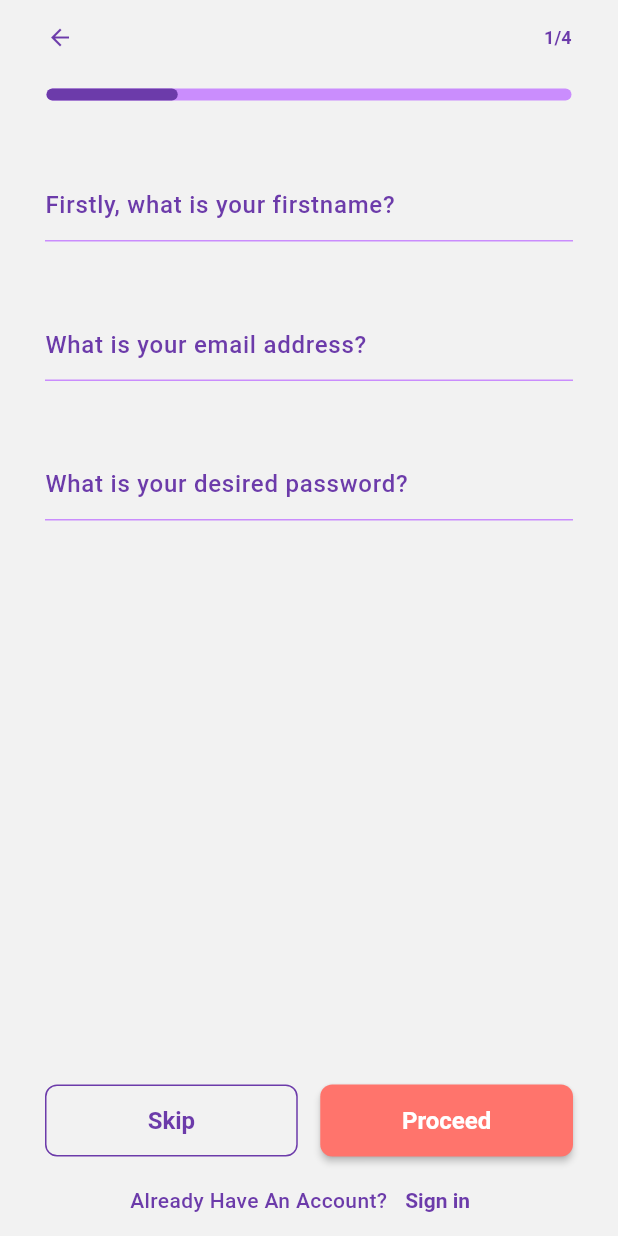
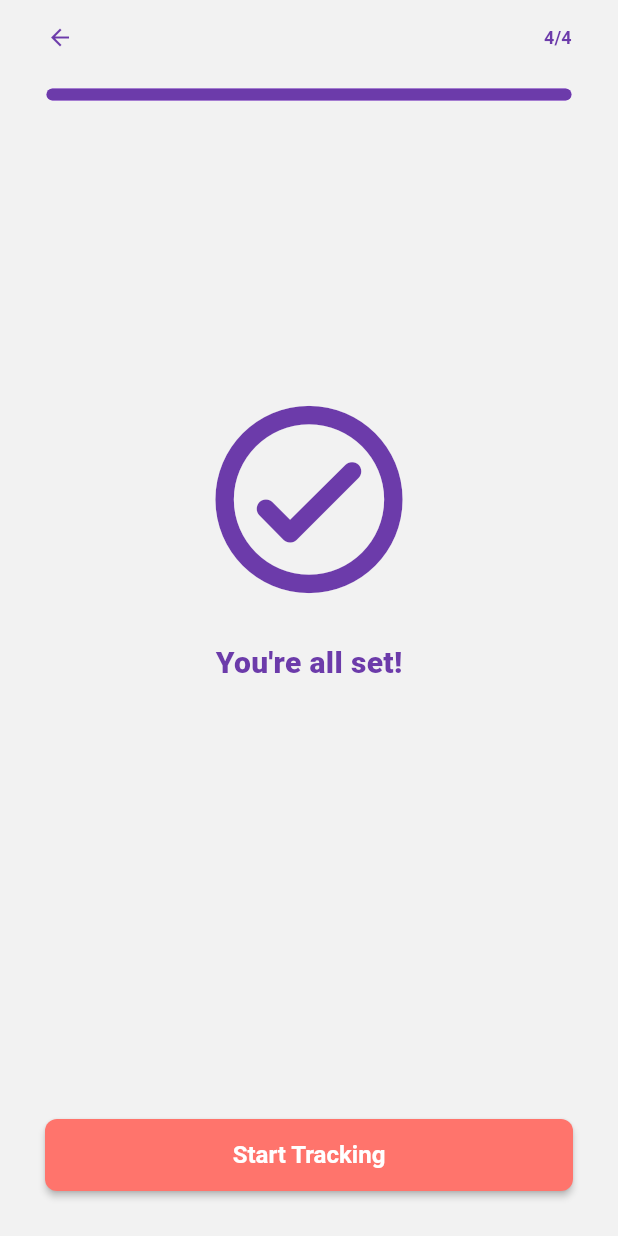
Before and after one commit to Vader-Femi/Habitar, a Flutter app: the SignUp screen opened by its route, after a tap on "Skip", on a phone screen of 412 x 824 dp. Run offline on Flutter 3.47's test engine with Material 3 defaults, Android fonts, the phone set to English and light mode, and no system bars; our stand-ins replace dartz, dio, flutter_bloc, flutter_svg, get_it, hydrated_bloc; Roboto replaces fonts that are missing (Domine, Satoshi).

Commit message:
Day 7 of the Habit Tracker app
Today was a bit of cleanup, and I completed the UI for the 4th sign up screen.
I don't particularly like the way it looks so I will probably update it later

```diff
--- a/lib/config/routes/AppRoutes.dart
+++ b/lib/config/routes/AppRoutes.dart
@@ -3,6 +3,7 @@ import 'package:myapplication/features/auth/presentation/pages/add_a_habit.dart'
 import 'package:myapplication/features/auth/presentation/pages/habit_reminder_time.dart';
 import 'package:myapplication/features/home/presentation/pages/home_page.dart';
 import 'package:myapplication/features/splash/presentation/pages/splash.dart';
+import '../../features/auth/presentation/pages/all_set.dart';
 import '../../features/auth/presentation/pages/get_started.dart';
 import '../../features/auth/presentation/pages/signin.dart';
 import '../../features/auth/presentation/pages/signup.dart';
@@ -29,6 +30,9 @@ class AppRoutes {
       case '/SetFirstHabitReminder':
         return _materialRoute(const HabitReminderTime());
 
+      case '/AllSet':
+        return _materialRoute(const AllSet());
+
       case '/Home':
         return _materialRoute(const HomePage());
 
--- a/lib/features/auth/presentation/pages/add_a_habit.dart
+++ b/lib/features/auth/presentation/pages/add_a_habit.dart
@@ -50,8 +50,8 @@ class _AddAHabitState extends State<AddAHabit> {
               mainAxisAlignment: MainAxisAlignment.spaceBetween,
               crossAxisAlignment: CrossAxisAlignment.center,
               children: [
-                Expanded(
-                  child: SkipButton(onClick: (){}),
+                const Expanded(
+                  child: SkipButton(),
                 ),
                 const SizedBox(width: 15),
                 Expanded(
--- /dev/null
+++ b/lib/features/auth/presentation/pages/all_set.dart
@@ -0,0 +1,63 @@
+import 'package:flutter/material.dart';
+import 'package:myapplication/config/theme/app_colors.dart';
+import 'package:myapplication/features/auth/presentation/widgets/next_button.dart';
+import '../widgets/app_bar.dart';
+import '../widgets/sign_in_text.dart';
+import '../widgets/skip_button.dart';
+
+class AllSet extends StatefulWidget {
+  const AllSet({super.key});
+
+  @override
+  State<AllSet> createState() => _AllSetState();
+}
+
+class _AllSetState extends State<AllSet> {
+
+
+  @override
+  Widget build(BuildContext context) {
+    return Scaffold(
+      appBar: const AuthAppbar(pageNumber: 4),
+      body: Padding(
+        padding: const EdgeInsets.only(top: 45, left: 30, right: 30, bottom: 30),
+        child: Column(
+          crossAxisAlignment: CrossAxisAlignment.center,
+          children: [
+            const Spacer(),
+            SingleChildScrollView(
+              child: Column(
+                children: [
+                  _tick(context),
+                  const SizedBox(height: 20),
+                  _text(context),
+                ],
+              ),
+            ),
+            const Spacer(flex: 2),
+            NextButton(
+              title: "Start Tracking",
+              onClick: () {},
+            ),
+          ],
+        ),
+      ),
+    );
+  }
+
+  Widget _tick(BuildContext context) {
+    return Icon(Icons.check_circle_outline_rounded, size: 150,color: Theme.of(context).primaryColor,);
+  }
+
+  Widget _text(BuildContext context) {
+    return const Text(
+      "You're all set!",
+      textAlign: TextAlign.start,
+      style: TextStyle(
+        fontWeight: FontWeight.w800,
+        fontSize: 20,
+        // letterSpacing: 1.5,
+      ),
+    );
+  }
+}
--- a/lib/features/auth/presentation/pages/habit_reminder_time.dart
+++ b/lib/features/auth/presentation/pages/habit_reminder_time.dart
@@ -43,14 +43,14 @@ class _HabitReminderTimeState extends State<HabitReminderTime> {
               mainAxisAlignment: MainAxisAlignment.spaceBetween,
               crossAxisAlignment: CrossAxisAlignment.center,
               children: [
-                Expanded(
-                  child: SkipButton(onClick: () {}),
+                const Expanded(
+                  child: SkipButton(),
                 ),
                 const SizedBox(width: 15),
                 Expanded(
                   child: NextButton(
                     title: "Finish",
-                    onClick: () {},
+                    onClick: () => Navigator.pushNamed(context, "/AllSet"),
                   ),
                 ),
               ],
--- a/lib/features/auth/presentation/pages/signup.dart
+++ b/lib/features/auth/presentation/pages/signup.dart
@@ -46,10 +46,8 @@ class _SignUpState extends State<SignUp> {
               mainAxisAlignment: MainAxisAlignment.spaceBetween,
               crossAxisAlignment: CrossAxisAlignment.center,
               children: [
-                Expanded(
-                  child: SkipButton(
-                    onClick: () {},
-                  ),
+                const Expanded(
+                  child: SkipButton(),
                 ),
                 const SizedBox(width: 15),
                 Expanded(
--- a/lib/features/auth/presentation/widgets/skip_button.dart
+++ b/lib/features/auth/presentation/widgets/skip_button.dart
@@ -2,16 +2,15 @@ import 'package:flutter/material.dart';
 import '../../../../core/constants/constants.dart';
 
 class SkipButton extends StatelessWidget {
-  final VoidCallback onClick;
 
-  const SkipButton({super.key, required this.onClick});
+  const SkipButton({super.key});
 
   @override
   Widget build(BuildContext context) {
     return Hero(
       tag: Constants.skipButtonHeroTag,
       child: OutlinedButton(
-        onPressed: onClick,
+        onPressed: () => Navigator.pushReplacementNamed(context, "/AllSet"),
         style: OutlinedButton.styleFrom(
           elevation: 5,
         ),
```
Also changed, not shown: 1 other file.
